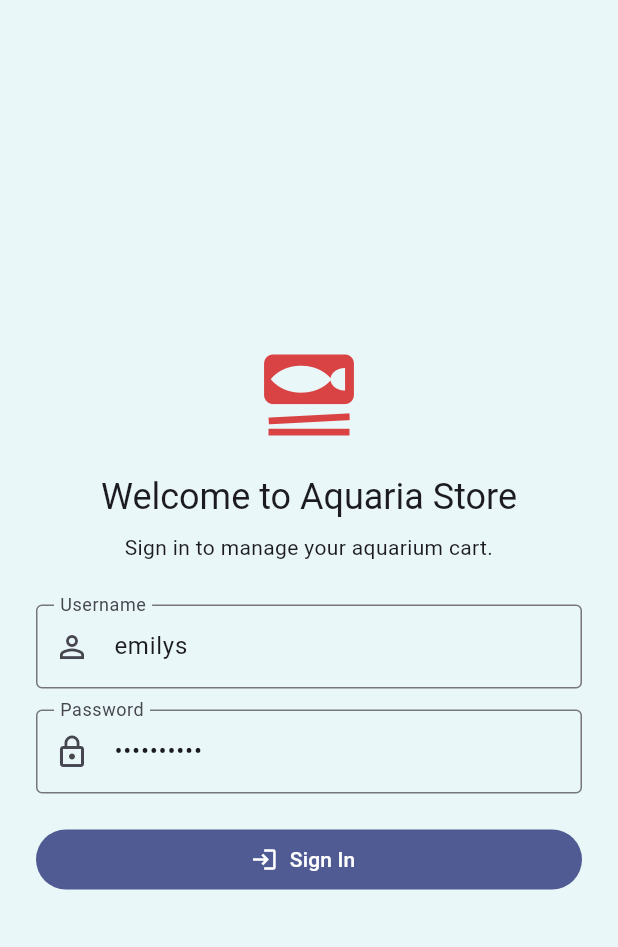
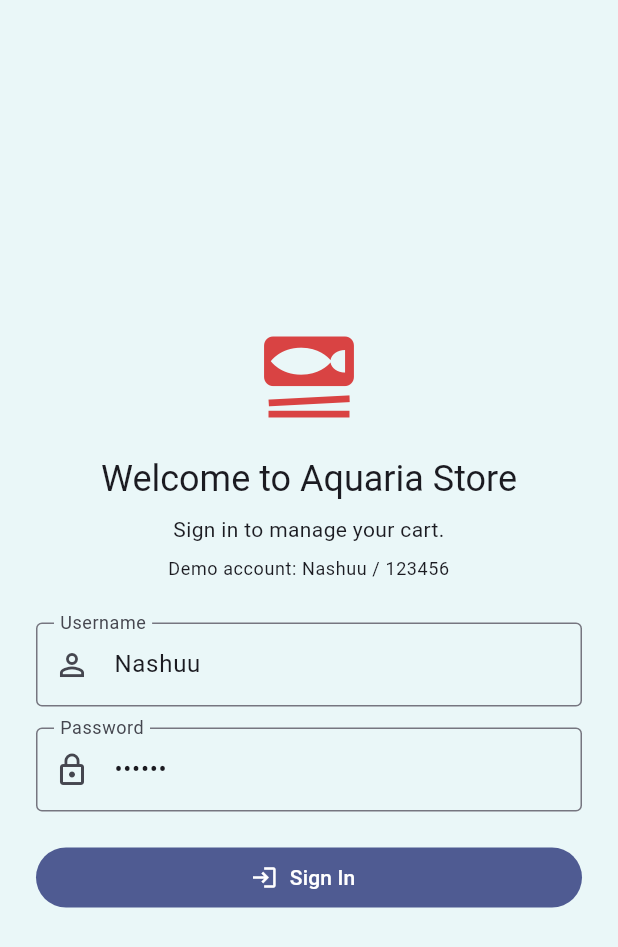
Before and after one commit to NashCabia/cabia_advmobprogAY2627, a Flutter app: the screen it shows after launch, on a phone screen of 412 x 824 dp. Shown: the top 947 px of the screen. Run offline on Flutter 3.47's test engine with Material 3 defaults, Android fonts, the phone set to English and light mode, and no system bars; our stand-ins replace shared_preferences.

Commit message:
Remove aquarium-related content from app and README
- Updated cart screen title from 'Your Aquarium Cart' to 'Your Cart'
- Changed product description from 'Aquarium product' to 'Product'
- Updated navigation destination label from 'Aquarium' to 'Catalog'
- Changed icon from water_drop to shopping_bag for catalog
- Updated sign-in message to remove aquarium reference
- Removed 'aquatic' from cart service comment
- Updated README to reflect 'Catalog' instead of 'Aquarium' navigation
- Removed 'aquatic' from splash screen description

```diff
--- a/cabia_advmobprog/lib/screens/cart_screen.dart
+++ b/cabia_advmobprog/lib/screens/cart_screen.dart
@@ -43,7 +43,7 @@ class _CartScreenState extends State<CartScreen> {
   @override
   Widget build(BuildContext context) {
     return Scaffold(
-      appBar: AppBar(title: const Text('Your Aquarium Cart')),
+      appBar: AppBar(title: const Text('Your Cart')),
       body: FutureBuilder<void>(
         future: _initialCart,
         builder: (context, snapshot) {
@@ -176,7 +176,7 @@ class _CartProductTile extends StatelessWidget {
                 product: Product(
                   id: product.id,
                   title: product.title,
-                  description: 'Aquarium product from your cart.',
+                  description: 'Product from your cart.',
                   imageUrl: product.thumbnail,
                   price: product.discountedPrice,
                 ),
--- a/cabia_advmobprog/lib/screens/signin_screen.dart
+++ b/cabia_advmobprog/lib/screens/signin_screen.dart
@@ -10,8 +10,8 @@ class SignInScreen extends StatefulWidget {
 
 class _SignInScreenState extends State<SignInScreen> {
   final _formKey = GlobalKey<FormState>();
-  final _usernameController = TextEditingController(text: 'emilys');
-  final _passwordController = TextEditingController(text: 'emilyspass');
+  final _usernameController = TextEditingController(text: 'Nashuu');
+  final _passwordController = TextEditingController(text: '123456');
   bool _loading = false;
   String? _error;
 
@@ -71,8 +71,14 @@ class _SignInScreenState extends State<SignInScreen> {
                 ),
                 const SizedBox(height: 8),
                 const Text(
-                  'Sign in to manage your aquarium cart.',
+                  'Sign in to manage your cart.',
                   textAlign: TextAlign.center,
+                ),
+                const SizedBox(height: 8),
+                Text(
+                  'Demo account: Nashuu / 123456',
+                  textAlign: TextAlign.center,
+                  style: Theme.of(context).textTheme.bodySmall,
                 ),
                 const SizedBox(height: 28),
                 TextFormField(
--- a/cabia_advmobprog/lib/services/cart_service.dart
+++ b/cabia_advmobprog/lib/services/cart_service.dart
@@ -29,7 +29,7 @@ class CartService {
         .map((cart) => Cart.fromJson(Map<String, dynamic>.from(cart)))
         .toList();
 
-    // Keep DummyJSON quantities while using the app's aquatic catalog details.
+    // Keep DummyJSON quantities while using the app's catalog details.
     final catalog = await ProductService.fetchProducts();
     final productsById = {for (final product in catalog) product.id: product};
 
--- a/cabia_advmobprog/lib/services/user_service.dart
+++ b/cabia_advmobprog/lib/services/user_service.dart
@@ -7,8 +7,26 @@ import 'package:shared_preferences/shared_preferences.dart';
 class UserService {
   static const host = 'https://dummyjson.com';
   static const _userKey = 'authenticated_user';
+  static const _demoUsername = 'Nashuu';
+  static const _demoPassword = '123456';
 
   static Future<User> loginUser(String username, String password) async {
+    if (username == _demoUsername && password == _demoPassword) {
+      const user = User(
+        id: 1,
+        username: _demoUsername,
+        email: 'nashuu@aquaria.local',
+        firstName: 'Nash',
+        lastName: 'Cabia',
+        gender: 'unspecified',
+        image: '',
+        accessToken: 'local-demo-token',
+        refreshToken: 'local-demo-refresh-token',
+      );
+      await saveUserData(user);
+      return user;
+    }
+
     final response = await http.post(
       Uri.parse('$host/auth/login'),
       headers: {'Content-Type': 'application/json'},
```
Also changed, not shown: cabia_advmobprog/lib/screens/home_screen.dart (+9 -21 lines), cabia_advmobprog/lib/services/product_service.dart (+54 -36 lines), 1 other file.
